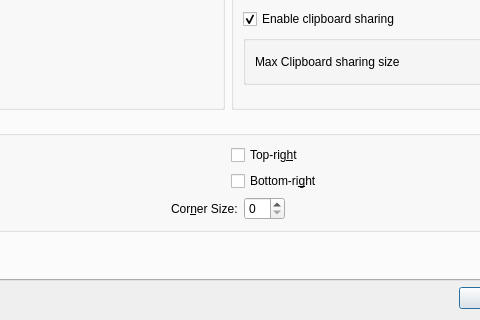
First picture: the form in src/gui/src/ServerConfigDialogBase.ui, repository input-leap/input-leap, before the edit; both pictures show x 180 to 660 and y 225 to 545 of the 816 by 545 pixel window.
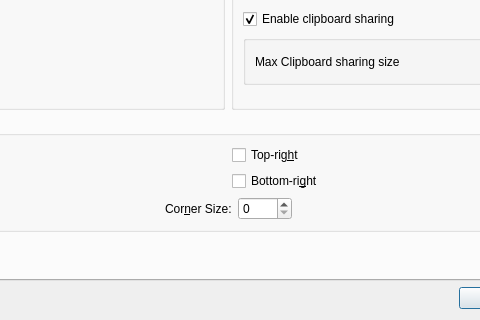
Second picture: the form after the edit. The open tabs and pages were chosen to show the change. Icons and pictures are not drawn. Custom widgets are drawn as their Qt base class.

Commit message: Increase the max corner size to 9999 Fixes#159

Patch:
```diff
--- a/src/gui/src/ServerConfigDialogBase.ui
+++ b/src/gui/src/ServerConfigDialogBase.ui
@@ -652,7 +652,11 @@
              </widget>
             </item>
             <item>
-             <widget class="QSpinBox" name="m_pSpinBoxSwitchCornerSize"/>
+             <widget class="QSpinBox" name="m_pSpinBoxSwitchCornerSize">
+              <property name="maximum">
+               <number>9999</number>
+              </property>
+             </widget>
             </item>
            </layout>
           </item>
```
The commit also changes 1 other file.
